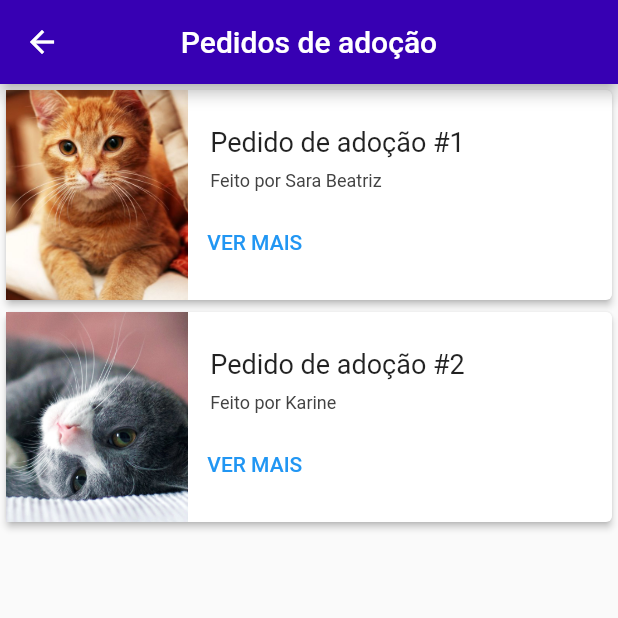
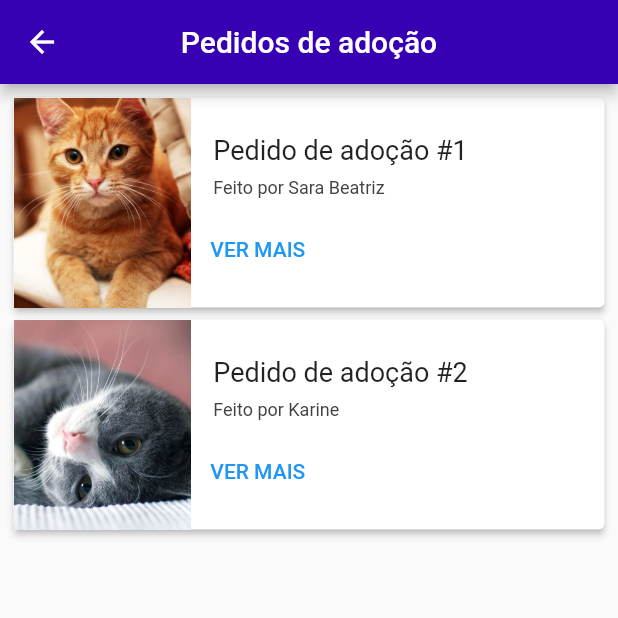
Before and after one commit to filipegmedeiros/gatinhos_ufrn, a Flutter app: the screen it shows after launch, in the side drawer, after a tap on "Pedidos de adoção", on a phone screen of 412 x 824 dp, the top half of it. Run offline on Flutter 3.47's test engine with Material 2 defaults, Android fonts, the phone set to English and light mode, and no system bars.

Commit message:
Adds padding to adoption requests page and fixes the menu drawer header size

```diff
--- a/mobile/gatinhos_mobile/lib/main.dart
+++ b/mobile/gatinhos_mobile/lib/main.dart
@@ -32,7 +32,9 @@ class _HomeState extends State<Home> {
         child: ListView(
           padding: EdgeInsets.zero,
           children: <Widget>[
-            DrawerHeader(
+            Container(
+              height: 110,
+              child: DrawerHeader(
                 decoration: BoxDecoration(
                   color: Color(0xff3700b3),
                 ),
@@ -41,6 +43,7 @@ class _HomeState extends State<Home> {
                   style: TextStyle(
                     color: Colors.white,
                     fontSize: 24,
+                  ),
                 ),
               ),
             ),
--- a/mobile/gatinhos_mobile/lib/ui/adoptionRequests.dart
+++ b/mobile/gatinhos_mobile/lib/ui/adoptionRequests.dart
@@ -14,7 +14,9 @@ class _AdoptionRequestsState extends State<AdoptionRequests> {
           centerTitle: true,
           backgroundColor: Color(0xff3700b3),
         ),
-        body: (ListView(
+        body: (Padding(
+            padding: EdgeInsets.all(5),
+            child: ListView(
               children: [
                 Card(
                   elevation: 2,
@@ -137,6 +139,6 @@ class _AdoptionRequestsState extends State<AdoptionRequests> {
                   ),
                 ),
               ],
-        )));
+            ))));
   }
 }
```
Lines whose indentation alone changed are shown as unchanged.
